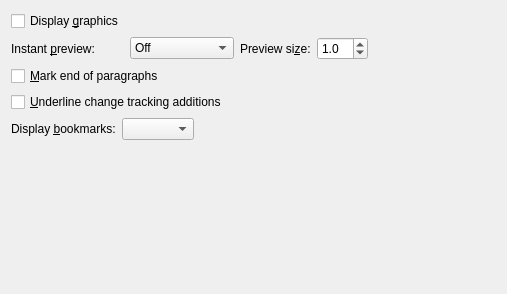
First picture: the form in src/frontends/qt/ui/PrefDisplayUi.ui, repository kojiOnHill/lyx, before the edit.
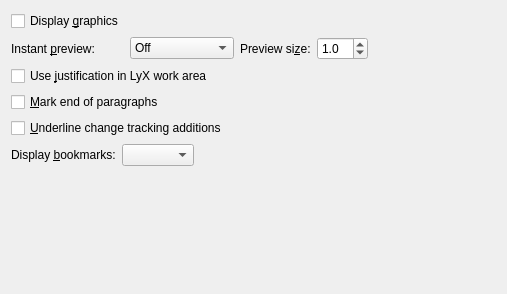
Second picture: the form after the edit.

Commit message: Make "Use justification in LyX work area" a preference (#13009)

```diff
--- a/src/frontends/qt/ui/PrefDisplayUi.ui
+++ b/src/frontends/qt/ui/PrefDisplayUi.ui
@@ -107,7 +107,17 @@
      </property>
     </widget>
    </item>
-   <item row="2" column="0" colspan="2">
+   <item row="2" column="0" colspan="5">
+    <widget class="QCheckBox" name="justCB">
+     <property name="toolTip">
+      <string>Justify text in the LyX editor (this does not affect whether the text is justified in the output)</string>
+     </property>
+     <property name="text">
+      <string>Use &amp;justification in LyX work area</string>
+     </property>
+    </widget>
+   </item>
+   <item row="3" column="0" colspan="2">
     <widget class="QCheckBox" name="paragraphMarkerCB">
      <property name="toolTip">
       <string>Mark end of paragraphs on screen with a pilcrow character.</string>
@@ -117,7 +127,7 @@
      </property>
     </widget>
    </item>
-   <item row="3" column="0" colspan="3">
+   <item row="4" column="0" colspan="3">
     <widget class="QCheckBox" name="ctAdditionsUnderlinedCB">
      <property name="toolTip">
       <string>If this is checked, additions in change tracking are underlined in the workarea</string>
@@ -127,7 +137,7 @@
      </property>
     </widget>
    </item>
-   <item row="4" column="0" colspan="3">
+   <item row="5" column="0" colspan="3">
     <layout class="QHBoxLayout" name="horizontalLayout">
      <item>
       <widget class="QLabel" name="bookmarksLA">
@@ -161,7 +171,7 @@
      </item>
     </layout>
    </item>
-   <item row="5" column="2">
+   <item row="6" column="2">
     <spacer name="verticalSpacer">
      <property name="orientation">
       <enum>Qt::Vertical</enum>
@@ -169,7 +179,7 @@
      <property name="sizeHint" stdset="0">
       <size>
        <width>20</width>
-       <height>121</height>
+       <height>67</height>
       </size>
      </property>
     </spacer>
```
The commit also changes 10 other files.
